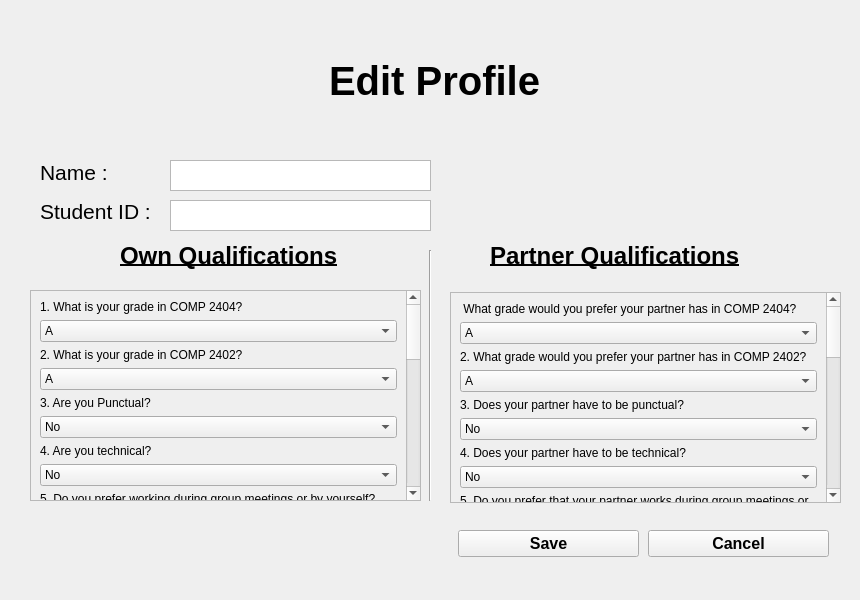
Old version of the form all_Combined/editprofilepage.ui in the repository aboodmufti/cupid.
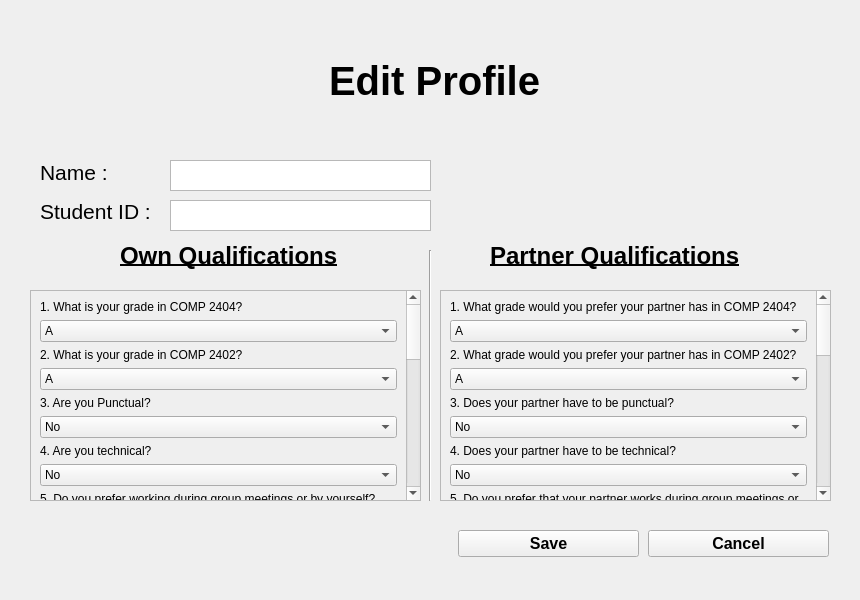
New version of the form.

Commit message: Fixed Typos in EditProfilePage.ui + updated qualifications in AdminStudentProfilePage.cpp

```diff
--- a/all_Combined/editprofilepage.ui
+++ b/all_Combined/editprofilepage.ui
@@ -481,8 +481,8 @@
   <widget class="QScrollArea" name="scrollArea_3">
    <property name="geometry">
     <rect>
-     <x>450</x>
-     <y>292</y>
+     <x>440</x>
+     <y>290</y>
      <width>391</width>
      <height>211</height>
     </rect>
@@ -494,8 +494,8 @@
     <property name="geometry">
      <rect>
       <x>0</x>
-      <y>-718</y>
-      <width>373</width>
+      <y>-246</y>
+      <width>438</width>
       <height>927</height>
      </rect>
     </property>
@@ -503,7 +503,7 @@
      <item>
       <widget class="QLabel" name="label_25">
        <property name="text">
-        <string> What grade would you prefer your partner has in COMP 2404?</string>
+        <string>1. What grade would you prefer your partner has in COMP 2404?</string>
        </property>
        <property name="wordWrap">
         <bool>true</bool>
```
Left out of the diff: 12 changed lines with no effect on the pictures. The commit also changes 3 other files.
